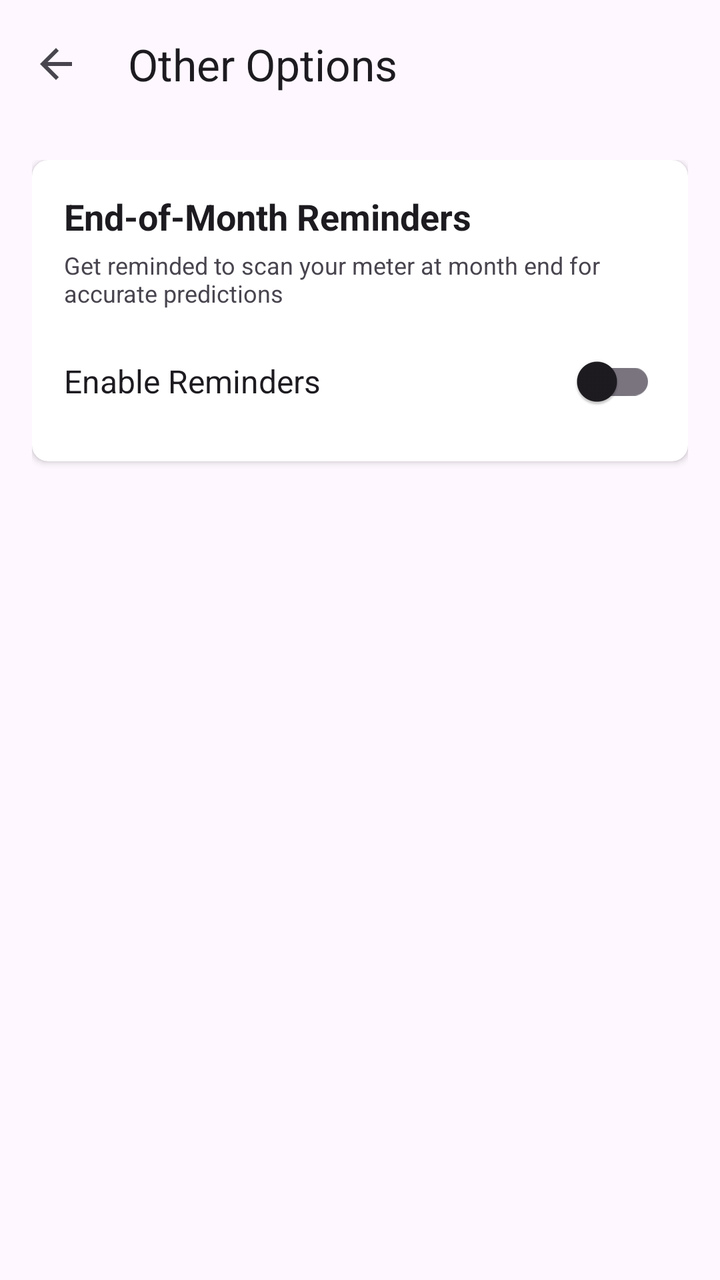
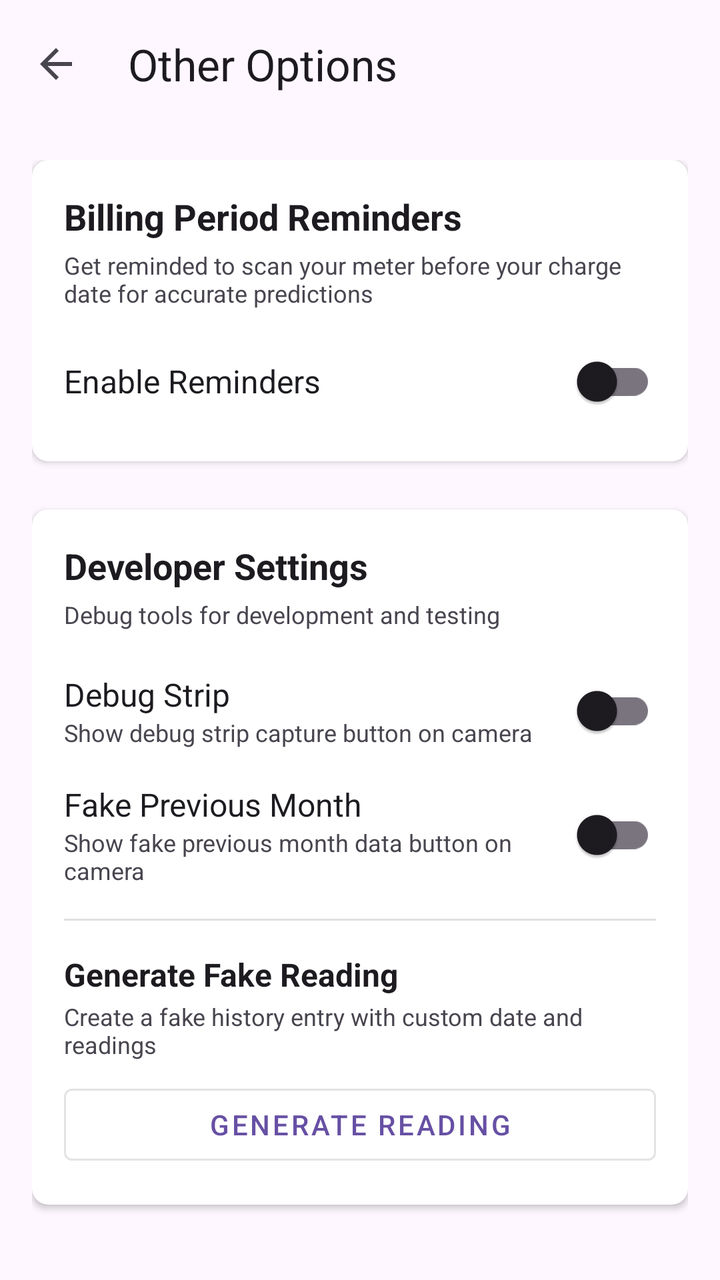

The first picture is an Android layout as it rendered before a commit; the second is the same layout after the commit. The layout source and the unified diff follow.
<!-- AndroidManifest.xml: activity theme Theme.MeterSnap -->
<!-- res/layout/activity_other_options.xml -->
<?xml version="1.0" encoding="utf-8"?>
<LinearLayout xmlns:android="http://schemas.android.com/apk/res/android"
    xmlns:app="http://schemas.android.com/apk/res-auto"
    android:id="@+id/root_layout"
    android:layout_width="match_parent"
    android:layout_height="match_parent"
    android:orientation="vertical"
    android:background="?android:attr/colorBackground">

    
    <androidx.appcompat.widget.Toolbar
        android:id="@+id/toolbar"
        android:layout_width="match_parent"
        android:layout_height="wrap_content"
        android:minHeight="?attr/actionBarSize"
        android:background="?android:attr/colorBackground"
        android:elevation="4dp"
        app:contentInsetStartWithNavigation="0dp"
        app:navigationIcon="?attr/homeAsUpIndicator"
        app:title="Other Options"
        app:titleTextColor="?android:attr/textColorPrimary"
        app:titleMarginStart="8dp" />

    <ScrollView
        android:layout_width="match_parent"
        android:layout_height="match_parent"
        android:fillViewport="true">

        <LinearLayout
            android:layout_width="match_parent"
            android:layout_height="wrap_content"
            android:orientation="vertical"
            android:padding="16dp">

            
            <androidx.cardview.widget.CardView
                android:layout_width="match_parent"
                android:layout_height="wrap_content"
                app:cardCornerRadius="8dp"
                app:cardElevation="2dp">

                <LinearLayout
                    android:layout_width="match_parent"
                    android:layout_height="wrap_content"
                    android:orientation="vertical"
                    android:padding="16dp">

                    <TextView
                        android:layout_width="match_parent"
                        android:layout_height="wrap_content"
                        android:text="End-of-Month Reminders"
                        android:textColor="?android:attr/textColorPrimary"
                        android:textSize="18sp"
                        android:textStyle="bold" />

                    <TextView
                        android:layout_width="match_parent"
                        android:layout_height="wrap_content"
                        android:layout_marginTop="4dp"
                        android:text="Get reminded to scan your meter at month end for accurate predictions"
                        android:textColor="?android:attr/textColorSecondary"
                        android:textSize="12sp" />

                    <LinearLayout
                        android:layout_width="match_parent"
                        android:layout_height="wrap_content"
                        android:layout_marginTop="12dp"
                        android:orientation="horizontal"
                        android:gravity="center_vertical">

                        <TextView
                            android:layout_width="0dp"
                            android:layout_height="wrap_content"
                            android:layout_weight="1"
                            android:text="Enable Reminders"
                            android:textColor="?android:attr/textColorPrimary"
                            android:textSize="16sp" />

                        <com.google.android.material.switchmaterial.SwitchMaterial
                            android:id="@+id/switch_reminders"
                            android:layout_width="wrap_content"
                            android:layout_height="wrap_content" />
                    </LinearLayout>

                    <LinearLayout
                        android:id="@+id/container_reminder_time"
                        android:layout_width="match_parent"
                        android:layout_height="wrap_content"
                        android:layout_marginTop="8dp"
                        android:orientation="horizontal"
                        android:gravity="center_vertical"
                        android:visibility="gone">

                        <TextView
                            android:layout_width="0dp"
                            android:layout_height="wrap_content"
                            android:layout_weight="1"
                            android:text="Reminder Time"
                            android:textColor="?android:attr/textColorSecondary"
                            android:textSize="14sp" />

                        <TextView
                            android:id="@+id/text_reminder_time"
                            android:layout_width="wrap_content"
                            android:layout_height="wrap_content"
                            android:text="9:00 AM"
                            android:textColor="@color/design_default_color_primary"
                            android:textSize="14sp"
                            android:textStyle="bold"
                            android:padding="8dp"
                            android:background="?attr/selectableItemBackground" />
                    </LinearLayout>
                </LinearLayout>
            </androidx.cardview.widget.CardView>

            
            <androidx.cardview.widget.CardView
                android:id="@+id/card_prediction_stats"
                android:layout_width="match_parent"
                android:layout_height="wrap_content"
                android:layout_marginTop="16dp"
                app:cardCornerRadius="8dp"
                app:cardElevation="0dp"
                app:cardBackgroundColor="#E8F5E9"
                android:visibility="gone">

                <LinearLayout
                    android:layout_width="match_parent"
                    android:layout_height="wrap_content"
                    android:orientation="vertical"
                    android:padding="16dp">

                    <TextView
                        android:layout_width="wrap_content"
                        android:layout_height="wrap_content"
                        android:text="📊 Prediction Statistics"
                        android:textColor="#2E7D32"
                        android:textSize="14sp"
                        android:textStyle="bold" />

                    <TextView
                        android:id="@+id/text_prediction_stats"
                        android:layout_width="match_parent"
                        android:layout_height="wrap_content"
                        android:layout_marginTop="4dp"
                        android:text="Accuracy: Good (±5%)"
                        android:textColor="#2E7D32"
                        android:textSize="12sp" />
                </LinearLayout>
            </androidx.cardview.widget.CardView>

        </LinearLayout>
    </ScrollView>
</LinearLayout>
<!-- resources referenced by this layout -->
<resources>
  <style name="Theme.MeterSnap" parent="Base.Theme.MeterSnap" />
  <style name="Base.Theme.MeterSnap" parent="Theme.Material3.DayNight.NoActionBar">
          
          <item name="android:statusBarColor">@android:color/transparent</item>
          <item name="android:navigationBarColor">@android:color/transparent</item>
          
          
          <item name="android:windowLightStatusBar">true</item>
          <item name="android:windowLightNavigationBar">true</item>
      </style>
</resources>

<!-- the commit's change to res/layout/activity_other_options.xml (unified diff, before → after) -->
@@ -48,7 +48,7 @@
                     <TextView
                         android:layout_width="match_parent"
                         android:layout_height="wrap_content"
-                        android:text="End-of-Month Reminders"
+                        android:text="Billing Period Reminders"
                         android:textColor="?android:attr/textColorPrimary"
                         android:textSize="18sp"
                         android:textStyle="bold" />
@@ -57,7 +57,7 @@
                         android:layout_width="match_parent"
                         android:layout_height="wrap_content"
                         android:layout_marginTop="4dp"
-                        android:text="Get reminded to scan your meter at month end for accurate predictions"
+                        android:text="Get reminded to scan your meter before your charge date for accurate predictions"
                         android:textColor="?android:attr/textColorSecondary"
                         android:textSize="12sp" />
 
@@ -149,6 +149,141 @@
                 </LinearLayout>
             </androidx.cardview.widget.CardView>
 
+            
+            <androidx.cardview.widget.CardView
+                android:layout_width="match_parent"
+                android:layout_height="wrap_content"
+                android:layout_marginTop="24dp"
+                app:cardCornerRadius="8dp"
+                app:cardElevation="2dp">
+
+                <LinearLayout
+                    android:layout_width="match_parent"
+                    android:layout_height="wrap_content"
+                    android:orientation="vertical"
+                    android:padding="16dp">
+
+                    <TextView
+                        android:layout_width="match_parent"
+                        android:layout_height="wrap_content"
+                        android:text="Developer Settings"
+                        android:textColor="?android:attr/textColorPrimary"
+                        android:textSize="18sp"
+                        android:textStyle="bold" />
+
+                    <TextView
+                        android:layout_width="match_parent"
+                        android:layout_height="wrap_content"
+                        android:layout_marginTop="4dp"
+                        android:text="Debug tools for development and testing"
+                        android:textColor="?android:attr/textColorSecondary"
+                        android:textSize="12sp" />
+
+                    
+                    <LinearLayout
+                        android:layout_width="match_parent"
+                        android:layout_height="wrap_content"
+                        android:layout_marginTop="16dp"
+                        android:orientation="horizontal"
+                        android:gravity="center_vertical">
+
+                        <LinearLayout
+                            android:layout_width="0dp"
+                            android:layout_height="wrap_content"
+                            android:layout_weight="1"
+                            android:orientation="vertical">
+
+                            <TextView
+                                android:layout_width="wrap_content"
+                                android:layout_height="wrap_content"
+                                android:text="Debug Strip"
+                                android:textColor="?android:attr/textColorPrimary"
+                                android:textSize="16sp" />
+
+                            <TextView
+                                android:layout_width="wrap_content"
+                                android:layout_height="wrap_content"
+                                android:text="Show debug strip capture button on camera"
+                                android:textColor="?android:attr/textColorSecondary"
+                                android:textSize="12sp" />
+                        </LinearLayout>
+
+                        <com.google.android.material.switchmaterial.SwitchMaterial
+                            android:id="@+id/switch_debug_strip"
+                            android:layout_width="wrap_content"
+                            android:layout_height="wrap_content" />
+                    </LinearLayout>
+
+                    
+                    <LinearLayout
+                        android:layout_width="match_parent"
+                        android:layout_height="wrap_content"
+                        android:layout_marginTop="12dp"
+                        android:orientation="horizontal"
+                        android:gravity="center_vertical">
+
+                        <LinearLayout
+                            android:layout_width="0dp"
+                            android:layout_height="wrap_content"
+                            android:layout_weight="1"
+                            android:orientation="vertical">
+
+                            <TextView
+                                android:layout_width="wrap_content"
+                                android:layout_height="wrap_content"
+                                android:text="Fake Previous Month"
+                                android:textColor="?android:attr/textColorPrimary"
+                                android:textSize="16sp" />
+
+                            <TextView
+                                android:layout_width="wrap_content"
+                                android:layout_height="wrap_content"
+                                android:text="Show fake previous month data button on camera"
+                                android:textColor="?android:attr/textColorSecondary"
+                                android:textSize="12sp" />
+                        </LinearLayout>
+
+                        <com.google.android.material.switchmaterial.SwitchMaterial
+                            android:id="@+id/switch_fake_prev"
+                            android:layout_width="wrap_content"
+                            android:layout_height="wrap_content" />
+                    </LinearLayout>
+
+                    
+                    <View
+                        android:layout_width="match_parent"
+                        android:layout_height="1dp"
+                        android:layout_marginTop="16dp"
+                        android:layout_marginBottom="16dp"
+                        android:background="?android:attr/listDivider" />
+
+                    
+                    <TextView
+                        android:layout_width="match_parent"
+                        android:layout_height="wrap_content"
+                        android:text="Generate Fake Reading"
+                        android:textColor="?android:attr/textColorPrimary"
+                        android:textSize="16sp"
+                        android:textStyle="bold" />
+
+                    <TextView
+                        android:layout_width="match_parent"
+                        android:layout_height="wrap_content"
+                        android:layout_marginTop="2dp"
+                        android:text="Create a fake history entry with custom date and readings"
+                        android:textColor="?android:attr/textColorSecondary"
+                        android:textSize="12sp" />
+
+                    <Button
+                        android:id="@+id/btn_generate_reading"
+                        android:layout_width="match_parent"
+                        android:layout_height="wrap_content"
+                        android:layout_marginTop="8dp"
+                        android:text="Generate Reading"
+                        style="@style/Widget.MaterialComponents.Button.OutlinedButton" />
+                </LinearLayout>
+            </androidx.cardview.widget.CardView>
+
         </LinearLayout>
     </ScrollView>
 </LinearLayout>
